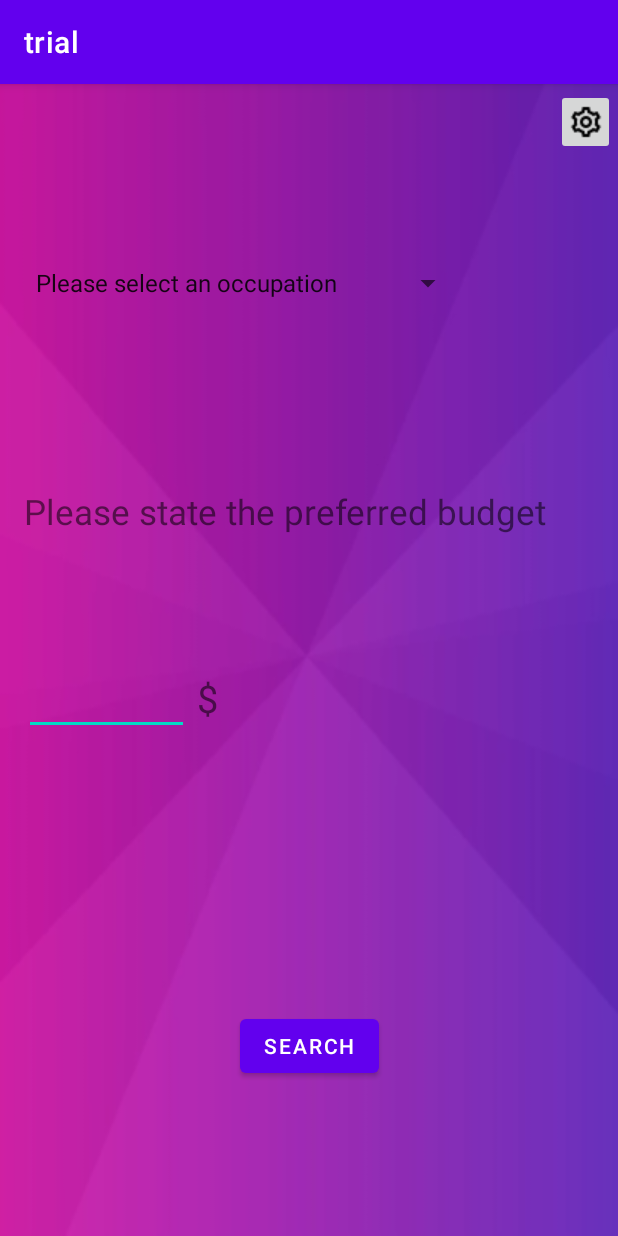
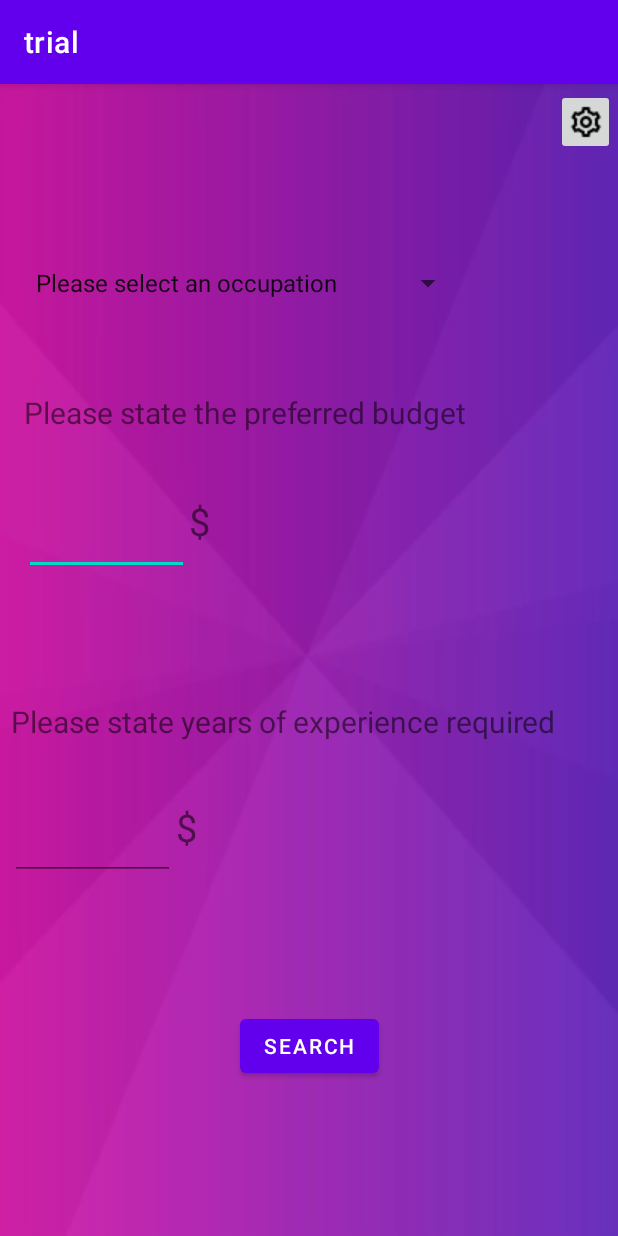
Before and after one commit to MustafaHazime/HireMe, an Android app: the HomePage screen opened directly, with no data from a screen before it, after a tap on "SEARCH", on a phone screen of 412 x 824 dp. Run offline under Robolectric (Android 15) with nearby library versions, the phone set to English and light mode, and no system bars.

Commit message:
Commit 2

```diff
--- a/app/src/main/java/com/example/trial/HomePage.java
+++ b/app/src/main/java/com/example/trial/HomePage.java
@@ -15,7 +15,7 @@ import android.widget.Toast;
 public class HomePage extends AppCompatActivity  {
 
     ImageButton settingsbtn;
-    EditText budget;
+    EditText budget,yearsOfExp;
     Button searchbtn;
     @Override
     protected void onCreate(Bundle savedInstanceState) {
@@ -28,6 +28,7 @@ public class HomePage extends AppCompatActivity  {
 
         budget=(EditText) findViewById(R.id.budget);
         searchbtn=(Button) findViewById(R.id.searchbtn);
+        yearsOfExp=(EditText) findViewById(R.id.yearsOfExp);
         settingsbtn= (ImageButton) findViewById(R.id.settings);
         settingsbtn.setOnClickListener(new View.OnClickListener() {
             @Override
@@ -43,8 +44,14 @@ public class HomePage extends AppCompatActivity  {
             @Override
             public void onClick(View view) {
 
-                if(budget.getText().toString().isEmpty()){
+
+                if(budget.getText().toString().isEmpty() && yearsOfExp.getText().toString().isEmpty()){
+                    Toast.makeText(getApplicationContext(),"Required fields are missing",Toast.LENGTH_SHORT).show();
+                }
+               else if(budget.getText().toString().isEmpty()){
                     Toast.makeText(getApplicationContext(),"Please select a budget",Toast.LENGTH_SHORT).show();
+               }else if(yearsOfExp.getText().toString().isEmpty()){
+                    Toast.makeText(getApplicationContext(),"Please choose number of years",Toast.LENGTH_SHORT).show();
                 }
                 else {
                     Toast.makeText(getApplicationContext(),"redirecting..",Toast.LENGTH_SHORT).show();
--- a/app/src/main/res/layout/activity_home_page.xml
+++ b/app/src/main/res/layout/activity_home_page.xml
@@ -43,7 +43,7 @@
         app:layout_constraintHorizontal_bias="0.053"
         app:layout_constraintStart_toStartOf="parent"
         app:layout_constraintTop_toTopOf="parent"
-        app:layout_constraintVertical_bias="0.519"
+        app:layout_constraintVertical_bias="0.366"
         tools:ignore="MissingConstraints" />
 
     <TextView
@@ -51,13 +51,14 @@
         android:layout_width="361dp"
         android:layout_height="30dp"
         android:text="Please state the preferred budget"
-        android:textSize="23sp"
+        android:textSize="20sp"
         app:layout_constraintBottom_toBottomOf="parent"
         app:layout_constraintEnd_toEndOf="parent"
         app:layout_constraintHorizontal_bias="0.32"
         app:layout_constraintStart_toStartOf="parent"
         app:layout_constraintTop_toTopOf="parent"
-        app:layout_constraintVertical_bias="0.365" />
+        app:layout_constraintVertical_bias="0.278" />
+
 
     <TextView
         android:id="@+id/textView2"
@@ -67,10 +68,37 @@
         android:textSize="25sp"
         app:layout_constraintBottom_toBottomOf="parent"
         app:layout_constraintEnd_toEndOf="parent"
-        app:layout_constraintHorizontal_bias="0.342"
+        app:layout_constraintHorizontal_bias="0.328"
         app:layout_constraintStart_toStartOf="parent"
         app:layout_constraintTop_toTopOf="parent"
-        app:layout_constraintVertical_bias="0.534" />
+        app:layout_constraintVertical_bias="0.373" />
+
+    <TextView
+        android:id="@+id/textVie4"
+        android:layout_width="389dp"
+        android:layout_height="29dp"
+        android:text="Please state years of experience required required"
+        android:textSize="20sp"
+        app:layout_constraintBottom_toBottomOf="parent"
+        app:layout_constraintEnd_toEndOf="parent"
+        app:layout_constraintHorizontal_bias="0.32"
+        app:layout_constraintStart_toStartOf="parent"
+        app:layout_constraintTop_toTopOf="parent"
+        app:layout_constraintVertical_bias="0.557" />
+
+
+    <EditText
+        android:id="@+id/yearsOfExp"
+        android:layout_width="110dp"
+        android:layout_height="73dp"
+        android:textSize="20sp"
+        app:layout_constraintBottom_toBottomOf="parent"
+        app:layout_constraintEnd_toEndOf="parent"
+        app:layout_constraintHorizontal_bias="0.023"
+        app:layout_constraintStart_toStartOf="parent"
+        app:layout_constraintTop_toTopOf="parent"
+        app:layout_constraintVertical_bias="0.658"
+        tools:ignore="MissingConstraints" />
 
     <Button
         android:id="@+id/searchbtn"
@@ -83,5 +111,18 @@
         app:layout_constraintTop_toTopOf="parent"
         app:layout_constraintVertical_bias="0.857" />
 
+    <TextView
+        android:id="@+id/textView5"
+        android:layout_width="28dp"
+        android:layout_height="33dp"
+        android:text="$"
+        android:textSize="25sp"
+        app:layout_constraintBottom_toBottomOf="parent"
+        app:layout_constraintEnd_toEndOf="parent"
+        app:layout_constraintHorizontal_bias="0.305"
+        app:layout_constraintStart_toStartOf="parent"
+        app:layout_constraintTop_toTopOf="parent"
+        app:layout_constraintVertical_bias="0.651" />
+
 
 </androidx.constraintlayout.widget.ConstraintLayout>
```
